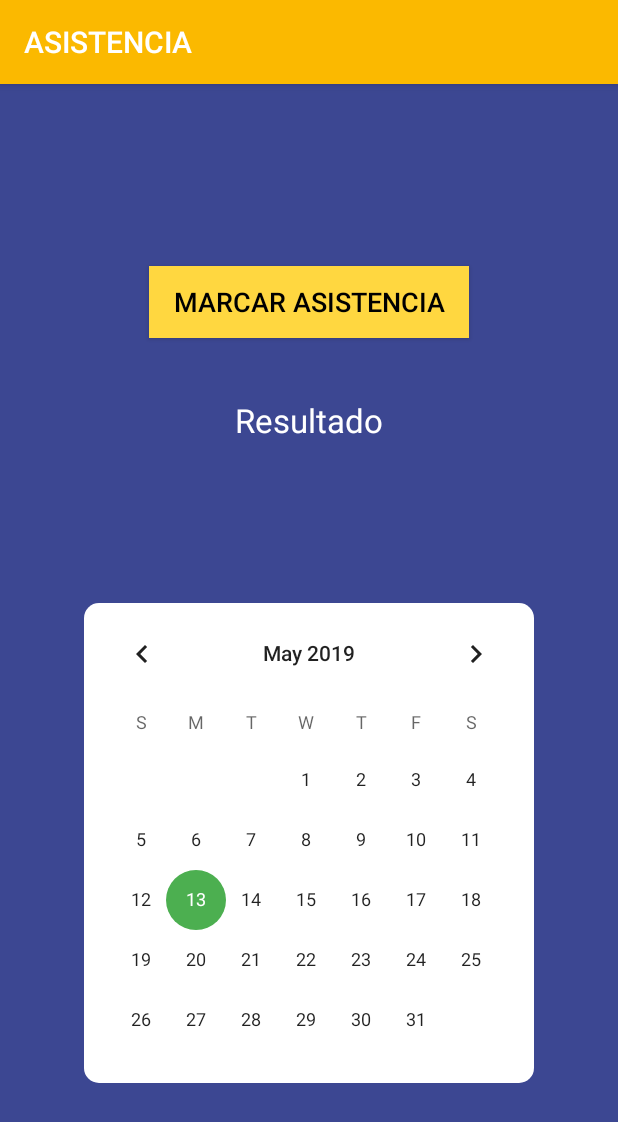
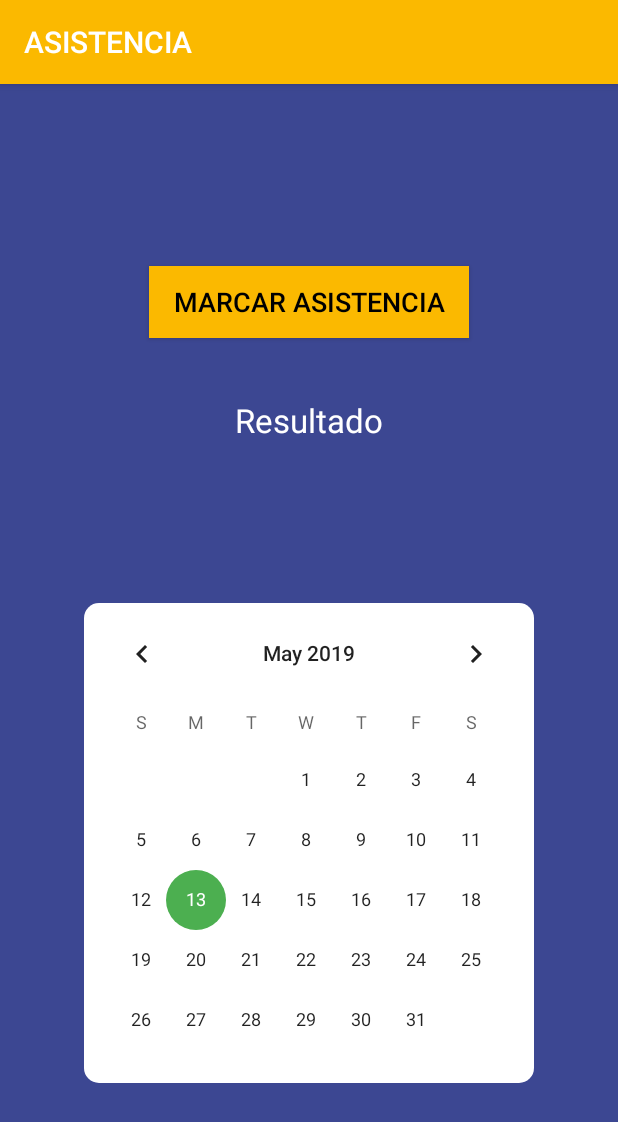
Before and after one commit to CesarIll/Android_Q-A_Q-A, an Android app: the AssistanceActivity screen opened directly, with no data from a screen before it, on a phone screen of 412 x 824 dp. Shown: the top 1122 px of the screen. Run offline under Robolectric (Android 15) with nearby library versions, the phone set to English and light mode, and no system bars; libraries missing offline, so code that uses them is left out: pub.devrel.easypermissions.

Commit message:
Color changes 2

```diff
--- a/app/src/main/res/layout/activity_assistance.xml
+++ b/app/src/main/res/layout/activity_assistance.xml
@@ -13,7 +13,7 @@
 
     <Button
         android:layout_marginTop="20dp"
-        android:background="#ffd740"
+        android:background="@color/colorPrimary"
         android:layout_alignParentTop="true"
         android:layout_centerInParent="true"
         android:textColor="#000"
--- a/app/src/main/res/layout/activity_grade.xml
+++ b/app/src/main/res/layout/activity_grade.xml
@@ -3,7 +3,7 @@
     xmlns:android="http://schemas.android.com/apk/res/android"
     android:layout_width="match_parent"
     android:layout_height="match_parent"
-    android:background="@color/colorPrimaryDark"
+    android:background="@color/colorPrimaryDarker"
     android:gravity="center"
     android:orientation="vertical">
 
```
